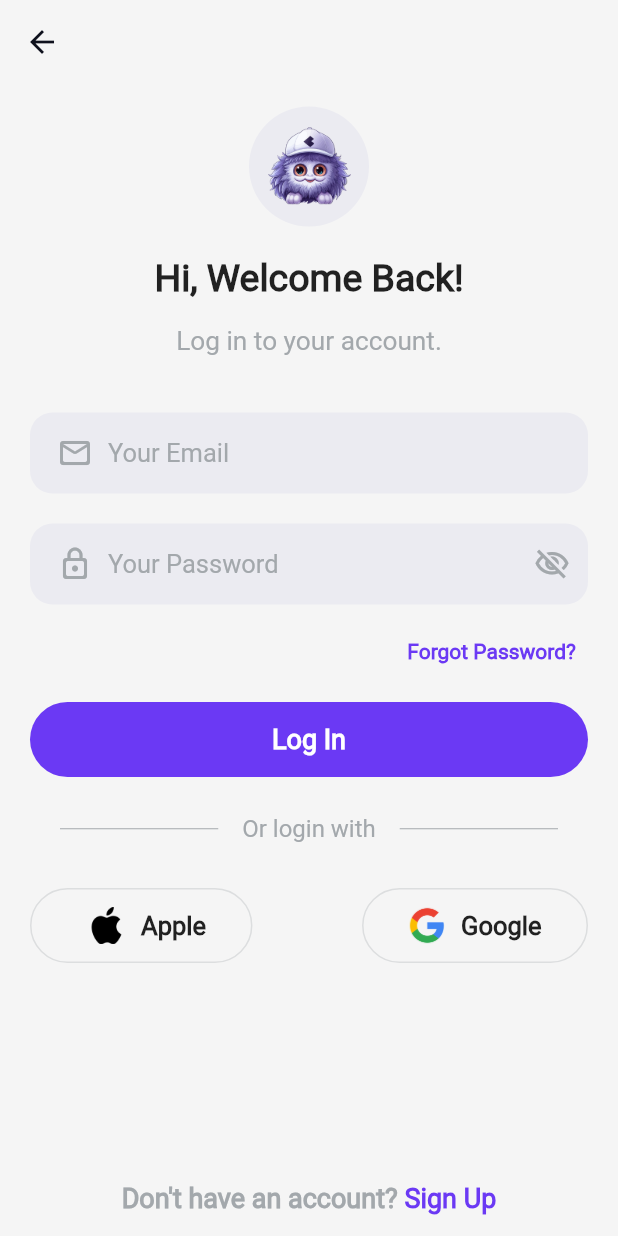
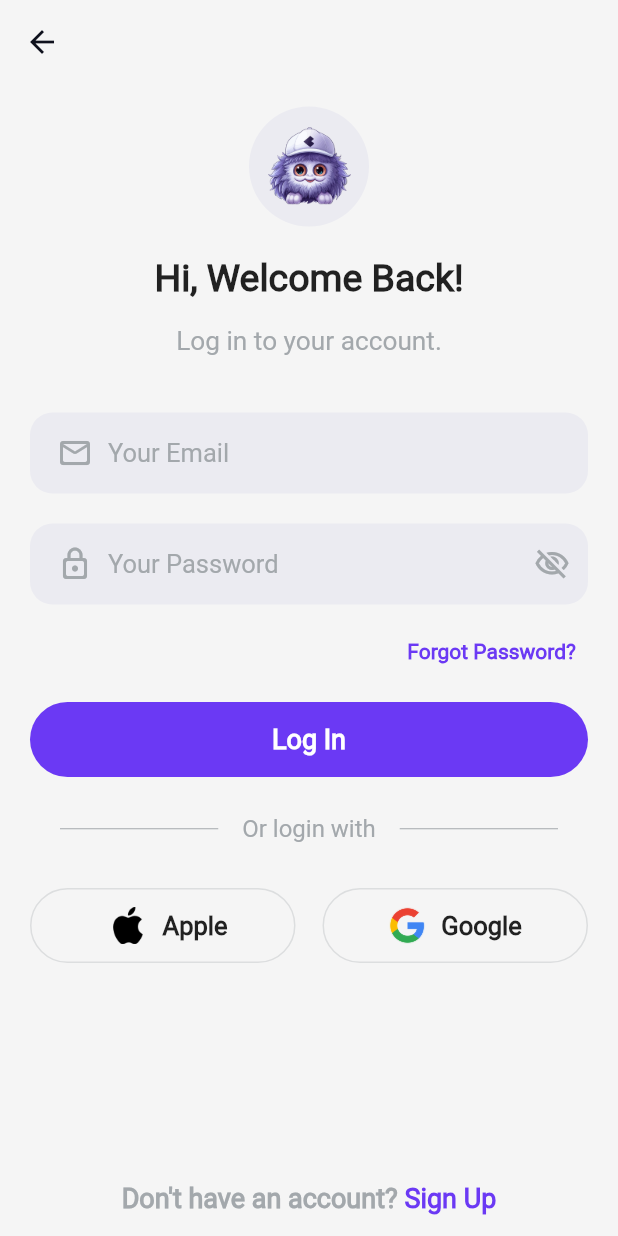
Before and after one commit to bnasare/transaction_app_ui, a Flutter app: the screen it shows after launch, on a phone screen of 412 x 824 dp. Run offline on Flutter 3.47's test engine with Material 2 defaults, Android fonts, the phone set to English and light mode, and no system bars; our stand-ins replace device_preview, flutter_iconly, google_fonts.

Commit message:
row for social auth button

```diff
--- a/lib/main.dart
+++ b/lib/main.dart
@@ -1,3 +1,5 @@
+import 'package:device_preview/device_preview.dart';
+import 'package:flutter/foundation.dart';
 import 'package:flutter/material.dart';
 import 'package:flutter/services.dart';
 import 'package:google_fonts/google_fonts.dart';
@@ -13,11 +15,10 @@ void main() {
       [DeviceOrientation.portraitUp, DeviceOrientation.portraitDown]).then((_) {
     GoogleFonts.config.allowRuntimeFetching = false;
     runApp(
-      // DevicePreview(
-      //   enabled: !kReleaseMode,
-      // builder: (context) =>
-      const MyApp(),
-      // ),
+      DevicePreview(
+        enabled: !kReleaseMode,
+        builder: (context) => const MyApp(),
+      ),
     );
   });
 }
--- a/lib/screens/login_screen.dart
+++ b/lib/screens/login_screen.dart
@@ -100,7 +100,7 @@ class LoginScreen extends StatelessWidget {
             Navigator.pushReplacementNamed(context, HomeScreen.routeName);
           }),
           Padding(
-              padding: const EdgeInsets.symmetric(horizontal: 40.0),
+              padding: const EdgeInsets.only(left: 40.0, right: 40, bottom: 30),
               child: Row(children: [
                 Flexible(child: Divider(color: color.onSecondary)),
                 Padding(
@@ -110,15 +110,19 @@ class LoginScreen extends StatelessWidget {
                             ?.copyWith(color: color.onSecondary))),
                 Flexible(child: Divider(color: color.onSecondary))
               ])),
-          Padding(
-              padding:
-                  const EdgeInsets.symmetric(horizontal: 0.0, vertical: 30),
-              child: Row(
-                  mainAxisAlignment: MainAxisAlignment.spaceBetween,
-                  children: [
-                    AppleSocialAuthButton(onPressed: () {}),
-                    GoogleSocialAuthButton(onPressed: () {})
-                  ])),
+          Row(
+            mainAxisSize: MainAxisSize.min,
+            mainAxisAlignment: MainAxisAlignment.spaceBetween,
+            children: <Widget>[
+              Flexible(
+                  fit: FlexFit.loose,
+                  child: AppleSocialAuthButton(onPressed: () {})),
+              const SizedBox(width: 18),
+              Flexible(
+                  fit: FlexFit.loose,
+                  child: GoogleSocialAuthButton(onPressed: () {}))
+            ],
+          ),
           const Spacer(),
           Center(
             child: Padding(
--- a/lib/widgets/apple_social_auth_button.dart
+++ b/lib/widgets/apple_social_auth_button.dart
@@ -16,7 +16,7 @@ class AppleSocialAuthButton extends StatelessWidget {
       onTap: onPressed,
       child: Container(
         margin: const EdgeInsets.only(left: 20),
-        padding: const EdgeInsets.symmetric(horizontal: 30),
+        padding: const EdgeInsets.symmetric(horizontal: 25),
         height: 50,
         decoration: BoxDecoration(
           borderRadius: BorderRadius.circular(30),
@@ -25,6 +25,7 @@ class AppleSocialAuthButton extends StatelessWidget {
           ),
         ),
         child: const Row(
+          mainAxisAlignment: MainAxisAlignment.center,
           children: [
             Image(
                 image: AssetImage('assets/images/apple_logo.png'),
--- a/lib/widgets/google_social_auth_button_widget.dart
+++ b/lib/widgets/google_social_auth_button_widget.dart
@@ -16,7 +16,7 @@ class GoogleSocialAuthButton extends StatelessWidget {
       onTap: onPressed,
       child: Container(
         margin: const EdgeInsets.only(right: 20),
-        padding: const EdgeInsets.symmetric(horizontal: 30),
+        padding: const EdgeInsets.symmetric(horizontal: 25),
         height: 50,
         decoration: BoxDecoration(
           borderRadius: BorderRadius.circular(30),
@@ -25,6 +25,7 @@ class GoogleSocialAuthButton extends StatelessWidget {
           ),
         ),
         child: const Row(
+          mainAxisAlignment: MainAxisAlignment.center,
           children: [
             Image(
                 image: AssetImage('assets/images/google.png'),
```
Also changed, not shown: lib/screens/home_screen.dart (+4 -4 lines).
